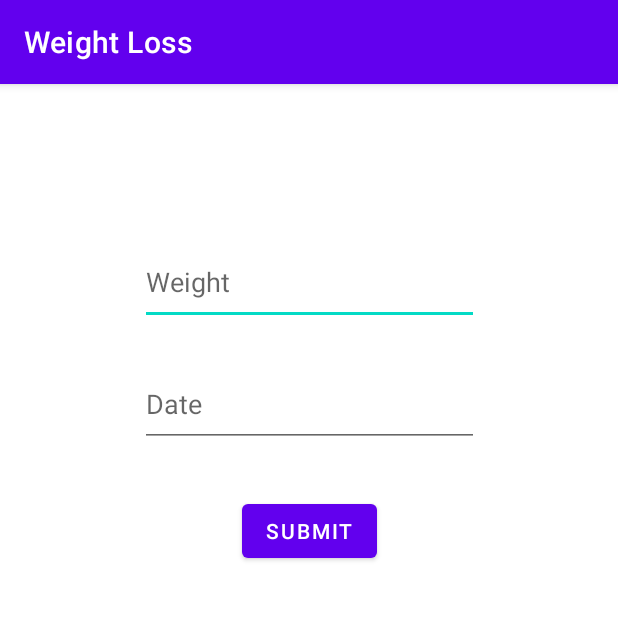
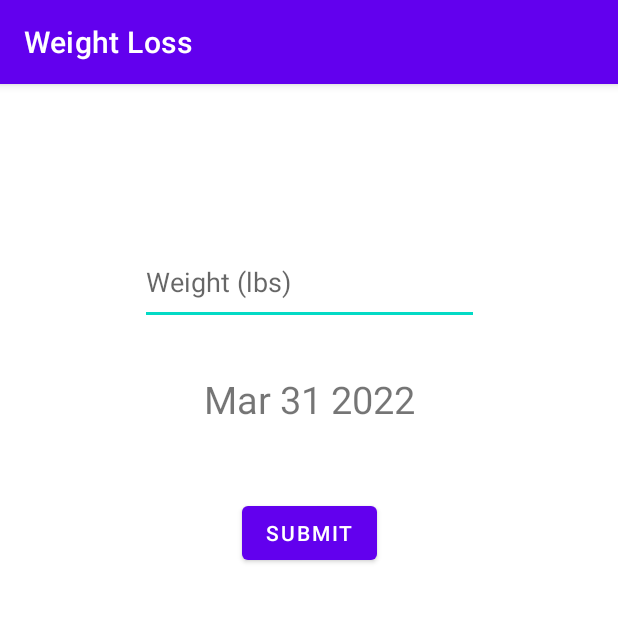
Before and after one commit to JackEmond/Weight-Loss-App, an Android app: the AddWeight screen opened directly, with no data from a screen before it, after a tap on "SUBMIT", on a phone screen of 412 x 824 dp, the top half of it. Run offline under Robolectric (Android 15) with nearby library versions, the phone set to English and light mode, and no system bars.

Commit message:
Update date in AddWeight to be long

```diff
--- a/app/src/main/java/com/example/weightloss/AddWeight.java
+++ b/app/src/main/java/com/example/weightloss/AddWeight.java
@@ -2,31 +2,124 @@ package com.example.weightloss;
 
 import androidx.appcompat.app.AppCompatActivity;
 
+import android.app.DatePickerDialog;
+import android.graphics.Color;
+import android.graphics.drawable.ColorDrawable;
 import android.os.Bundle;
+import android.util.Log;
 import android.view.View;
 import android.widget.Button;
+import android.widget.DatePicker;
 import android.widget.EditText;
+import android.widget.TextView;
 import android.widget.Toast;
+
+import java.text.SimpleDateFormat;
+import java.util.Calendar;
+import java.util.Date;
+import java.util.Locale;
+import java.text.DateFormatSymbols;
+
 
 public class AddWeight extends AppCompatActivity {
 
+    private static final String TAG = "Add Weight";
     Button btnSubmit;
-    EditText inputWeight, inputDate;
+    EditText inputWeight;
+    private TextView txtDate;
+    private DatePickerDialog.OnDateSetListener mDateSetListener;
+    long dateLong; // used to store date as a long which is how it is stored in the database
+
+
+    protected  void settxtDateAsCurrentDate(){
+        Calendar c = Calendar.getInstance();
+        dateLong = c.getTimeInMillis(); //Store time in long so you can store in database
+        Date dt = c.getTime(); //Get the current time
+        SimpleDateFormat df = new SimpleDateFormat("MMM dd yyyy", Locale.getDefault()); //format date
+        String formattedDate = df.format(dt); // convert to string
+        txtDate.setText(formattedDate);
+    }
+
 
     @Override
     protected void onCreate(Bundle savedInstanceState) {
         super.onCreate(savedInstanceState);
         setContentView(R.layout.activity_add_weight);
 
+        //Initialize Buttons
         btnSubmit = findViewById(R.id.btnSubmit);
         inputWeight = findViewById(R.id.inputWeight);
-    inputDate = findViewById(R.id.inputDate);
 
+        // Initialize the date text and set the Date as the Current Date
+        txtDate = (TextView) findViewById(R.id.txtDate);
+        settxtDateAsCurrentDate();
+
+
+
+        //pop up the Calendar when the Date Text is clicked
+        txtDate.setOnClickListener(new View.OnClickListener() {
+            @Override
+            public void onClick(View view) {
+                Calendar cal = Calendar.getInstance();
+                int year = cal.get(Calendar.YEAR);
+                int month = cal.get(Calendar.MONTH);
+                int day = cal.get(Calendar.DAY_OF_MONTH);
+
+                DatePickerDialog dialog = new DatePickerDialog(
+                        AddWeight.this,
+                        android.R.style.Theme_Holo_Dialog_MinWidth,
+                        mDateSetListener,
+                        year, month, day );
+
+                dialog.getWindow().setBackgroundDrawable(new ColorDrawable(Color.TRANSPARENT));
+                dialog.show();
+
+            }
+        });
+
+
+
+        // Change the date text
+        mDateSetListener = new DatePickerDialog.OnDateSetListener() {
+            @Override
+            public void onDateSet(DatePicker datePicker, int year, int month, int day) {
+                //store new calendar date as a long date to store in database
+                Calendar cal = Calendar.getInstance();
+                cal.set(year, month, day);
+                dateLong = cal.getTimeInMillis();
+
+                // Convert a long back to a date
+                // SimpleDateFormat formatter = new SimpleDateFormat("MM/dd/yyyy");
+                // String dateString = formatter.format(new Date(dateLong));
+                // Toast.makeText(AddWeight.this, "Date = " + dateString, Toast.LENGTH_SHORT).show();
+
+                //Set
+                String formattedMonth = new SimpleDateFormat("MMM").format(cal.getTime());
+                String date =  formattedMonth + " " + day + " " + year;
+                txtDate.setText(date);
+            }
+        };
+
+        //Submit Data into Database
         btnSubmit.setOnClickListener(new View.OnClickListener() {
             @Override
             public void onClick(View view) {
-            WeightLossModel weightLossModel = new WeightLossModel(-1, Integer.parseInt(inputWeight.getText().toString()), Integer.parseInt(inputDate.getText().toString()));
+                WeightLossModel weightLossModel;
+
+                try{
+                    weightLossModel = new WeightLossModel(-1, Float.parseFloat(inputWeight.getText().toString()), dateLong);
                     Toast.makeText(AddWeight.this, weightLossModel.toString(), Toast.LENGTH_SHORT).show();
+
+                }
+                catch(Exception e){
+                    Toast.makeText(AddWeight.this, "Please fill in your weight", Toast.LENGTH_SHORT).show();
+                    weightLossModel = new WeightLossModel(-1, 0, 0);
+                }
+
+                DataBaseHelper dataBaseHelper = new DataBaseHelper(AddWeight.this);
+                boolean success = dataBaseHelper.addOne(weightLossModel);
+
+                Toast.makeText(AddWeight.this, "Success = " + success, Toast.LENGTH_SHORT).show();
             }
         });
     }
--- /dev/null
+++ b/app/src/main/java/com/example/weightloss/DataBaseHelper.java
@@ -0,0 +1,60 @@
+package com.example.weightloss;
+
+import android.content.ContentValues;
+import android.content.Context;
+import android.database.sqlite.SQLiteDatabase;
+import android.database.sqlite.SQLiteOpenHelper;
+
+import java.text.SimpleDateFormat;
+
+import androidx.annotation.Nullable;
+
+class DataBaseHelper extends SQLiteOpenHelper {
+
+
+    public static final String WEIGHTLOSS_TABLE = "WEIGHTLOSS_TABLE";
+    public static final String COLUMN_WEIGHT = "WEIGHT";
+    public static final String COLUMN_DATE = "DATE";
+    public static final String COLUMN_ID = "ID";
+
+    public DataBaseHelper(@Nullable Context context) {
+        super(context, "weightLoss.db", null, 1);
+
+    }
+
+    @Override
+    public void onCreate(SQLiteDatabase db) {
+        String createTableStatement = "CREATE TABLE " + WEIGHTLOSS_TABLE + "(" +
+                COLUMN_ID + " INTEGER PRIMARY KEY AUTOINCREMENT, " +
+                COLUMN_WEIGHT + " REAL, "
+                + COLUMN_DATE + " INTEGER)";
+
+        db.execSQL(createTableStatement);
+
+    }
+
+    @Override
+    public void onUpgrade(SQLiteDatabase sqLiteDatabase, int i, int i1) {
+
+    }
+
+    public  boolean addOne(WeightLossModel weightLossModel){
+        SQLiteDatabase db = this.getWritableDatabase();
+        ContentValues cv = new ContentValues();
+        SimpleDateFormat dateFormat = new SimpleDateFormat("yyyy-MM-dd");
+
+        cv.put(COLUMN_WEIGHT, weightLossModel.getWeight());
+        cv.put(COLUMN_DATE, dateFormat.format(weightLossModel.getDate()));
+
+        long insert = db.insert(WEIGHTLOSS_TABLE, null, cv);
+
+        if(insert == -1){
+            return  false;
+        }
+        else{
+            return  true;
+        }
+    }
+
+
+}
--- a/app/src/main/java/com/example/weightloss/MainActivity.java
+++ b/app/src/main/java/com/example/weightloss/MainActivity.java
@@ -17,7 +17,7 @@ public class MainActivity extends AppCompatActivity {
         setContentView(R.layout.activity_main);
 
         // Make it so the Add Weight button on the home page goes to the AddWeight Activity page
-        addWeightButton = (Button) findViewById(R.id.btnAddWeight);
+        addWeightButton = (Button) findViewById(R.id.btnAddWeight); //Initialize Button
         addWeightButton.setOnClickListener(new View.OnClickListener() {
             @Override
             public void onClick(View view) {
--- a/app/src/main/java/com/example/weightloss/WeightLossModel.java
+++ b/app/src/main/java/com/example/weightloss/WeightLossModel.java
@@ -3,10 +3,10 @@ package com.example.weightloss;
 class WeightLossModel
 {
    private int id;
-   private int weight;
-   private int date;
+   private float weight;
+   private long date;
 
-   public WeightLossModel(int id, int weight, int date) {
+   public WeightLossModel(int id, float weight, long date) {
       this.id = id;
       this.weight = weight;
       this.date = date;
@@ -34,15 +34,15 @@ class WeightLossModel
       this.id = id;
    }
 
-   public int getWeight() {
+   public float getWeight() {
       return weight;
    }
 
-   public void setWeight(int weight) {
+   public void setWeight(float weight) {
       this.weight = weight;
    }
 
-   public int getDate() {
+   public long getDate() {
       return date;
    }
 
--- a/app/src/main/res/layout/activity_add_weight.xml
+++ b/app/src/main/res/layout/activity_add_weight.xml
@@ -10,37 +10,24 @@
         android:id="@+id/btnSubmit"
         android:layout_width="wrap_content"
         android:layout_height="wrap_content"
-        android:layout_marginTop="32dp"
+        android:layout_marginTop="48dp"
         android:text="@string/btnSubmit"
         app:layout_constraintEnd_toEndOf="parent"
-        app:layout_constraintHorizontal_bias="0.5"
         app:layout_constraintStart_toStartOf="parent"
-        app:layout_constraintTop_toBottomOf="@+id/inputDate" />
+        app:layout_constraintTop_toBottomOf="@+id/txtDate" />
 
     <EditText
         android:id="@+id/inputWeight"
         android:layout_width="226dp"
         android:layout_height="57dp"
         android:layout_marginTop="24dp"
-        android:ems="10"
-        android:hint="@string/inputWeight"
-        android:inputType="number"
+        android:ems="15"
+        android:hint="Weight (lbs)"
+        android:inputType="numberDecimal"
         app:layout_constraintEnd_toEndOf="parent"
         app:layout_constraintHorizontal_bias="0.5"
         app:layout_constraintStart_toStartOf="parent"
         app:layout_constraintTop_toBottomOf="@+id/txtAddWeightHere" />
-
-    <EditText
-        android:id="@+id/inputDate"
-        android:layout_width="226dp"
-        android:layout_height="57dp"
-        android:layout_marginTop="24dp"
-        android:ems="10"
-        android:hint="@string/inputDate"
-        android:inputType="date"
-        app:layout_constraintEnd_toEndOf="parent"
-        app:layout_constraintStart_toStartOf="parent"
-        app:layout_constraintTop_toBottomOf="@+id/inputWeight" />
 
     <TextView
         android:id="@+id/txtAddWeightHere"
@@ -53,4 +40,15 @@
         app:layout_constraintTop_toTopOf="parent"
         tools:text="Add Weight Here" />
 
+    <TextView
+        android:id="@+id/txtDate"
+        android:layout_width="wrap_content"
+        android:layout_height="wrap_content"
+        android:layout_marginTop="32dp"
+        android:textSize="25dp"
+        android:text="Pick a Date >"
+        app:layout_constraintEnd_toEndOf="parent"
+        app:layout_constraintStart_toStartOf="parent"
+        app:layout_constraintTop_toBottomOf="@+id/inputWeight" />
+
 </androidx.constraintlayout.widget.ConstraintLayout>
```
Lines whose indentation alone changed are shown as unchanged.
